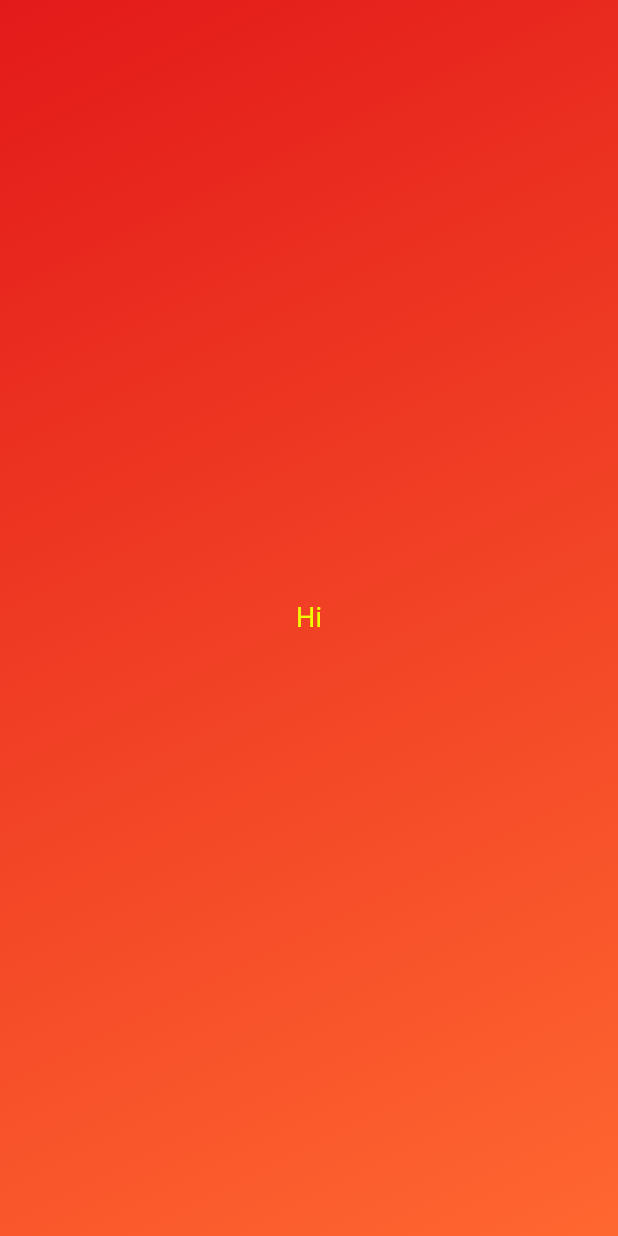
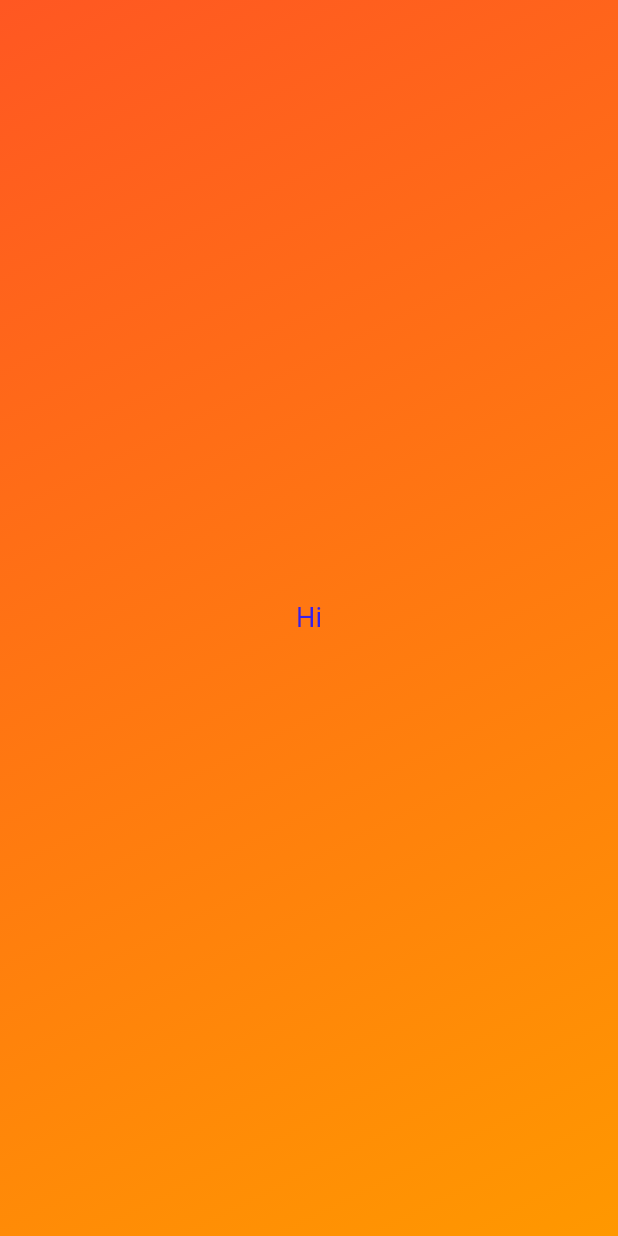
Before and after one commit to Mess925/flutter_test, a Flutter app: the screen it shows after launch, on a phone screen of 412 x 824 dp. Run offline on Flutter 3.47's test engine with Material 3 defaults, Android fonts, the light colour scheme and no system bars.

Commit message:
color_var

```diff
--- a/test_00/lib/Gradient.dart
+++ b/test_00/lib/Gradient.dart
@@ -6,17 +6,17 @@ const startAlignment = Alignment.topLeft;
 const endAlignment = Alignment.bottomRight;
 
 class GradientContainer extends StatelessWidget {
-  const GradientContainer({super.key});
+  const GradientContainer(this.color1, this.color2, {super.key});
+
+  final Color color1;
+  final Color color2;
 
   @override
   Widget build(context) {
     return Container(
-      decoration: const BoxDecoration(
+      decoration: BoxDecoration(
         gradient: LinearGradient(
-          colors: [
-            Color.fromARGB(255, 227, 26, 26),
-            Color.fromARGB(255, 255, 103, 48),
-          ],
+          colors: [color1, color2],
           begin: startAlignment,
           end: endAlignment,
         ),
--- a/test_00/lib/main.dart
+++ b/test_00/lib/main.dart
@@ -6,7 +6,7 @@ void main() {
   runApp(
     const MaterialApp(
       home: Scaffold(
-        body: GradientContainer(),
+        body: GradientContainer(Colors.deepOrange, Colors.orange),
       ),
     ),
   );
--- a/test_00/lib/style_text.dart
+++ b/test_00/lib/style_text.dart
@@ -10,7 +10,7 @@ class StyleText extends StatelessWidget {
     return Text(
       text,
       style: const TextStyle(
-        color: Color.fromARGB(255, 238, 255, 0),
+        color: Color.fromARGB(255, 55, 32, 234),
         fontSize: 18,
       ),
     );
```
Also changed, not shown: test_00/flutter_01.png (added).
